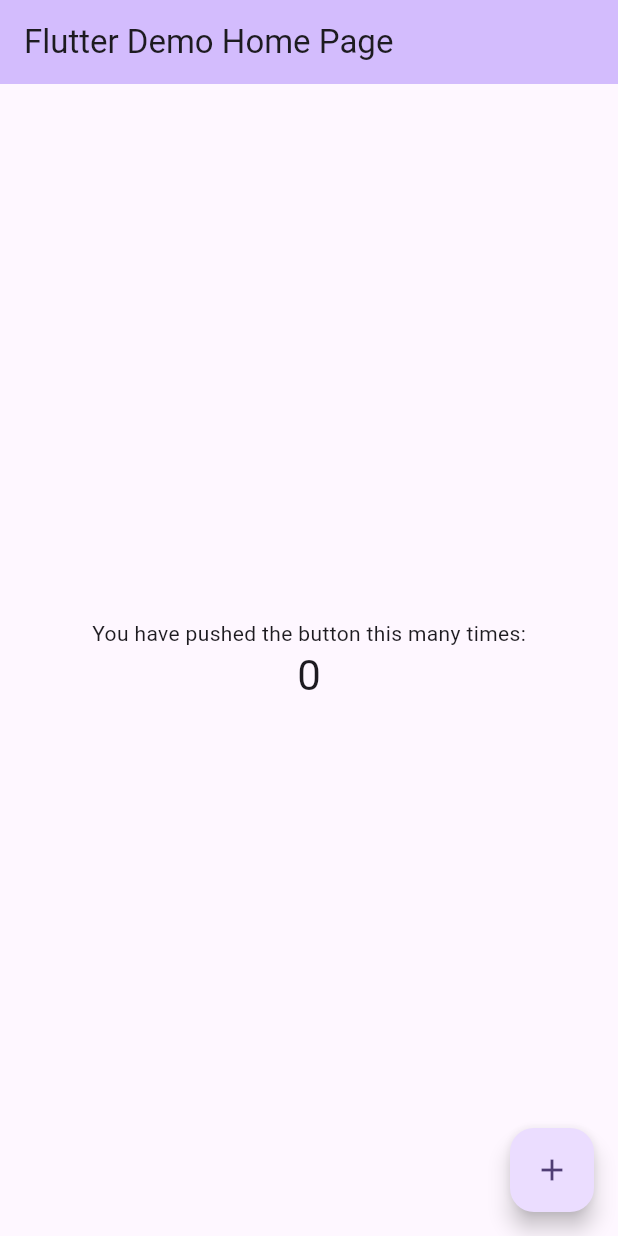
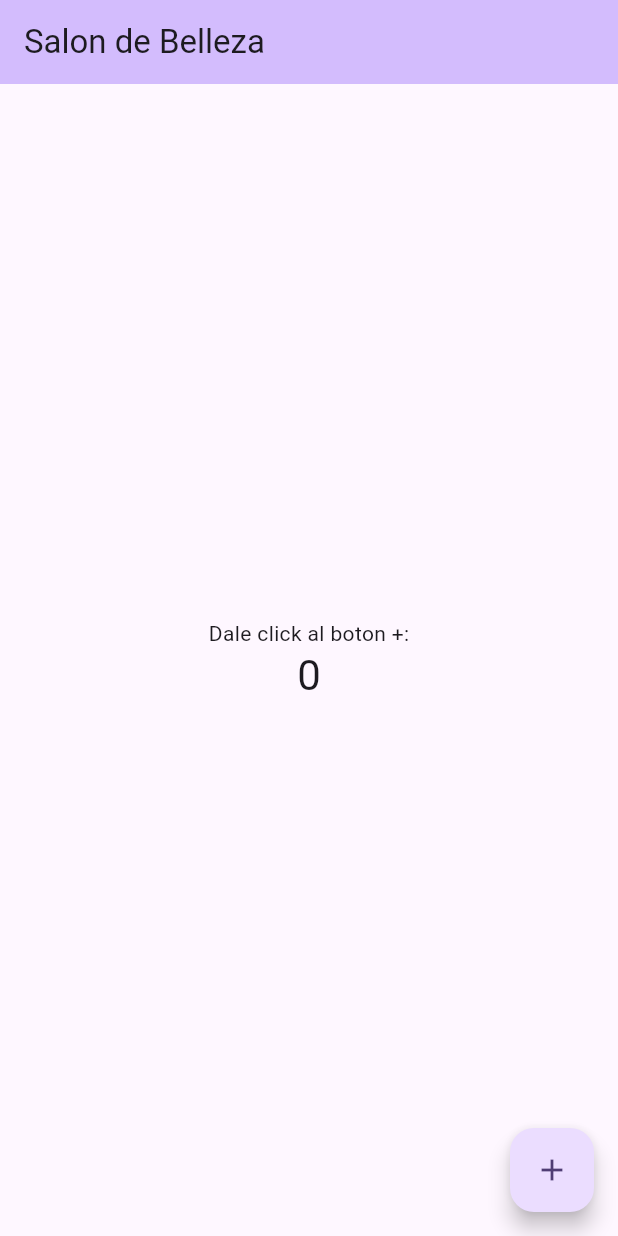
Before and after one commit to YuliethVanegas/FLUTTER_APLICATIONS, a Flutter app: the screen it shows after launch, on a phone screen of 412 x 824 dp. Run offline on Flutter 3.47's test engine with Material 2 defaults, Android fonts, the phone set to English and light mode, and no system bars.

Commit message:
Guardando nueva informacion

```diff
--- a/flutter_application_1/lib/main.dart
+++ b/flutter_application_1/lib/main.dart
@@ -11,6 +11,7 @@
   @override
   Widget build(BuildContext context) {
     return MaterialApp(
+      debugShowCheckedModeBanner: false,
       title: 'Flutter Demo',
       theme: ThemeData(
         // This is the theme of your application.
@@ -31,7 +32,7 @@
         colorScheme: ColorScheme.fromSeed(seedColor: Colors.deepPurple),
         useMaterial3: true,
       ),
-      home: const MyHomePage(title: 'Flutter Demo Home Page'),
+      home: const MyHomePage(title: 'Salon de Belleza'),
     );
   }
 }
@@ -106,7 +107,7 @@
           mainAxisAlignment: MainAxisAlignment.center,
           children: <Widget>[
             const Text(
-              'You have pushed the button this many times:',
+              'Dale click al boton +:',
             ),
             Text(
               '$_counter',
```
